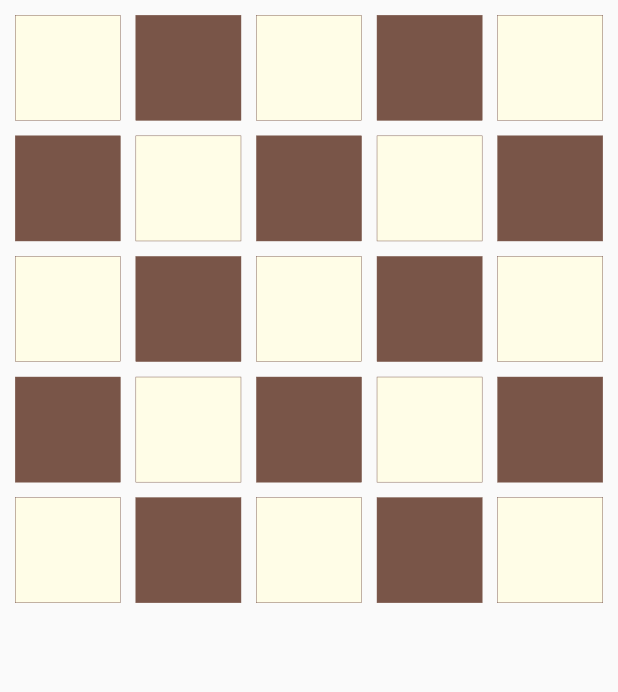
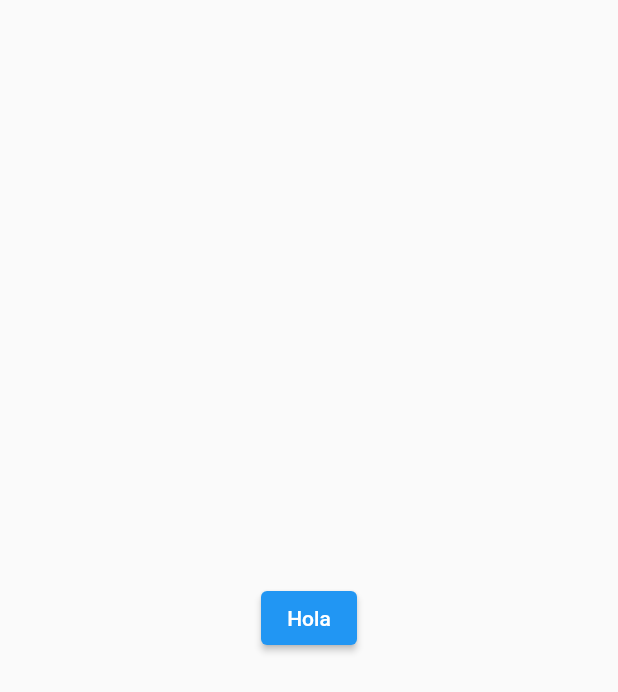
Before and after one commit to 07Maik/flutter_widgets, a Flutter app: the screen it shows after launch, on a phone screen of 412 x 824 dp. Shown: the top 692 px of the screen. Run offline on Flutter 3.47's test engine with Material 2 defaults, Android fonts, the phone set to English and light mode, and no system bars; our stand-ins replace dartz, dio, freezed_annotation, get_it.

Commit message:
Changes with some widgets

```diff
--- a/lib/main.dart
+++ b/lib/main.dart
@@ -21,7 +21,7 @@ class MyApp extends StatelessWidget {
       theme: ThemeData(
         primarySwatch: Colors.blue,
       ),
-      home: const widgets.SliverGridWidget(),
+      home: const widgets.SnackBarWidget(),
     );
   }
 }
--- /dev/null
+++ b/lib/widgets/modals/snackbar.dart
@@ -0,0 +1,25 @@
+import 'package:flutter/material.dart';
+
+class SnackBarWidget extends StatelessWidget {
+  const SnackBarWidget({super.key});
+
+  @override
+  Widget build(BuildContext context) {
+    return Scaffold(
+      body: Center(
+        child: ElevatedButton(
+          onPressed: () {
+            ScaffoldMessenger.of(context).showSnackBar(SnackBar(
+              content: const Text("Message heree"),
+              action: SnackBarAction(
+                label: "Accept",
+                onPressed: () {},
+              ),
+            ));
+          },
+          child: const Text("Hola"),
+        ),
+      ),
+    );
+  }
+}
--- a/lib/widgets/widgets.dart
+++ b/lib/widgets/widgets.dart
@@ -1,3 +1,5 @@
+export 'package:flutter_widgets/widgets/modals/snackbar.dart';
+
 export 'package:flutter_widgets/widgets/scroll/slivergrid.dart';
 
 export 'package:flutter_widgets/widgets/scroll/sliverappbar.dart';
```
Also changed, not shown: Widgets.txt (+8 -0 lines).
